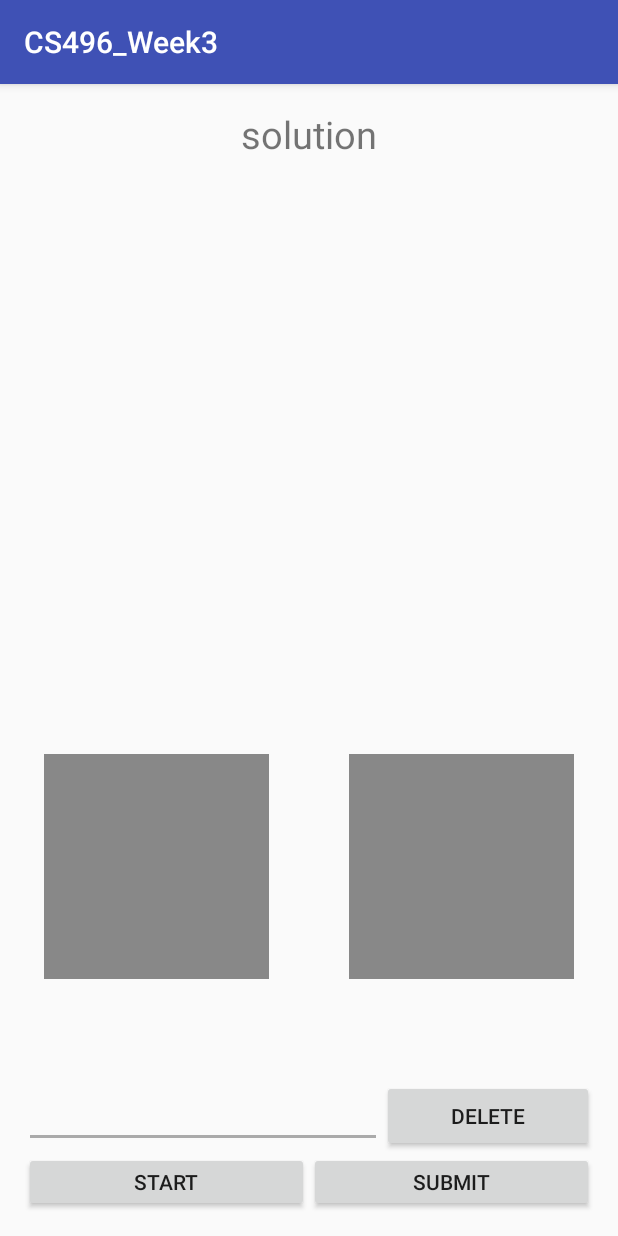
After one commit to kreeos/CS496-week1, an Android app: the WriteActivity screen opened directly, with no data from a screen before it, on a phone screen of 412 x 824 dp. The commit adds this screen. Run offline under Robolectric (Android 15) with nearby library versions, the phone set to English and light mode, and no system bars; libraries missing offline, so code that uses them is left out: org.tensorflow.contrib; 1 statement that could not run was skipped.

Commit message:
write activity updated
받아쓰기

```diff
--- a/app/build.gradle
+++ b/app/build.gradle
@@ -1,4 +1,8 @@
 apply plugin: 'com.android.application'
+
+apply plugin: 'kotlin-android'
+
+apply plugin: 'kotlin-android-extensions'
 
 android {
     compileSdkVersion 28
@@ -21,6 +25,7 @@ android {
 dependencies {
     implementation fileTree(include: ['*.jar'], dir: 'libs')
     implementation 'com.android.support:appcompat-v7:28.0.0-alpha3'
+    implementation"org.jetbrains.kotlin:kotlin-stdlib-jre7:$kotlin_version"
     implementation 'com.android.support.constraint:constraint-layout:1.1.2'
     testImplementation 'junit:junit:4.12'
     androidTestImplementation 'com.android.support.test:runner:1.0.2'
--- a/app/src/main/AndroidManifest.xml
+++ b/app/src/main/AndroidManifest.xml
@@ -24,6 +24,7 @@
         <activity android:name=".CameraActivity" />
         <activity android:name=".GalleryActivity" />
         <activity android:name=".SwapActivity" />
+        <activity android:name=".WriteActivity" />
         <provider
             android:name="android.support.v4.content.FileProvider"
             android:authorities="com.example.android.fileprovider"
--- /dev/null
+++ b/app/src/main/java/com/example/q/cs496_week3/PaintView.java
@@ -0,0 +1,234 @@
+package com.example.q.cs496_week3;
+
+import android.content.Context;
+import android.graphics.Bitmap;
+import android.graphics.Canvas;
+import android.graphics.Color;
+import android.graphics.Matrix;
+import android.graphics.Paint;
+import android.graphics.Path;
+import android.graphics.PointF;
+import android.support.annotation.Nullable;
+import android.util.AttributeSet;
+import android.view.MotionEvent;
+import android.view.View;
+
+import java.util.ArrayList;
+
+
+public class PaintView extends View {
+
+    // Length in pixels of each dimension for the bitmap displayed on the screen.
+    public static final int BITMAP_DIMENSION = 128;
+
+    // Length in pixels of each dimension for the bitmap to be fed into the model.
+    public static final int FEED_DIMENSION = 32;
+
+    private boolean setup, drawHere;
+
+    private Paint paint;
+    private Bitmap bitmap;
+    private Path path;
+    private Canvas canvas;
+
+    private Matrix transformMat = new Matrix();
+    private Matrix inverseTransformMat = new Matrix();
+
+    private PointF pointF = new PointF();
+
+    private ArrayList<PaintPath> PaintPathList = new ArrayList<>();
+    private View drawTextView;
+
+    public PaintView(Context context, @Nullable AttributeSet attrs) {
+        super(context, attrs);
+        path = new Path();
+
+        paint = new Paint();
+        paint.setAntiAlias(true);
+        paint.setColor(Color.BLACK);
+        paint.setStyle(Paint.Style.STROKE);
+        paint.setStrokeJoin(Paint.Join.ROUND);
+        paint.setStrokeCap(Paint.Cap.ROUND);
+        paint.setStrokeWidth(6);
+    }
+
+    /**
+     * Remove all strokes and clear the canvas.
+     */
+    public void reset() {
+        path.reset();
+        if (bitmap != null) {
+            bitmap.eraseColor(Color.GRAY);
+        }
+    }
+
+    public void setDrawText(View view) {
+        drawTextView = view;
+        drawHere = true;
+    }
+
+    /**
+     * This function will create the transform matrix for scaling up and centering the bitmap
+     * that will represent our character image inside the view. The inverse matrix is also created
+     * for mapping touch coordinates to coordinates within the bitmap.
+     */
+    private void setupScaleMatrices() {
+
+        // View size.
+        float width = getWidth();
+        float height = getHeight();
+        float scaleW = width / BITMAP_DIMENSION;
+        float scaleH = height / BITMAP_DIMENSION;
+
+        float scale = scaleW;
+        if (scale > scaleH) {
+            scale = scaleH;
+        }
+
+        // Translation to center bitmap in view after it is scaled up.
+        float centerX = BITMAP_DIMENSION * scale / 2;
+        float centerY = BITMAP_DIMENSION * scale / 2;
+        float dx = width / 2 - centerX;
+        float dy = height / 2 - centerY;
+
+        transformMat.setScale(scale, scale);
+        transformMat.postTranslate(dx, dy);
+        transformMat.invert(inverseTransformMat);
+        setup = true;
+    }
+
+    /**
+     * This gets the coordinates in the bitmap based on the the coordinates of where the
+     * user touched.
+     */
+    public void getBitmapCoords(float x, float y, PointF out) {
+        float points[] = new float[2];
+        points[0] = x;
+        points[1] = y;
+        inverseTransformMat.mapPoints(points);
+        out.x = points[0];
+        out.y = points[1];
+    }
+
+    public void onResume() {
+        createBitmap();
+    }
+
+    public void onPause() {
+        releaseBitmap();
+    }
+
+    private void createBitmap() {
+        if (bitmap != null) {
+            bitmap.recycle();
+        }
+        bitmap = Bitmap.createBitmap(BITMAP_DIMENSION, BITMAP_DIMENSION, Bitmap.Config.ARGB_8888);
+        canvas = new Canvas(bitmap);
+        reset();
+    }
+
+    private void releaseBitmap() {
+        if (bitmap != null) {
+            bitmap.recycle();
+            bitmap = null;
+            canvas = null;
+        }
+        reset();
+    }
+
+    @Override
+    public boolean onTouchEvent(MotionEvent event) {
+        // If this is the first time the user has touched the drawable canvas, hide the text that
+        // tells the user where to draw.
+        if (drawHere) {
+            drawTextView.setVisibility(View.INVISIBLE);
+            drawHere = false;
+        }
+        PaintPath paintPath = new PaintPath();
+        canvas.drawPath(path, paint);
+
+        if (event.getAction() == MotionEvent.ACTION_DOWN) {
+            getBitmapCoords(event.getX(), event.getY(), pointF);
+            path.moveTo(pointF.x, pointF.y);
+            path.lineTo(pointF.x, pointF.y);
+        }
+        else if (event.getAction() == MotionEvent.ACTION_MOVE) {
+            getBitmapCoords(event.getX(), event.getY(), pointF);
+            path.lineTo(pointF.x, pointF.y);
+            paintPath.setPath(path);
+            paint.setColor(Color.BLACK);
+            paintPath.setPaint(paint);
+            PaintPathList.add(paintPath);
+        }
+        invalidate();
+        return true;
+    }
+
+    @Override
+    protected void onDraw(Canvas c) {
+        if (!setup) {
+            setupScaleMatrices();
+        }
+        if (bitmap == null) {
+            return;
+        }
+
+        c.drawBitmap(bitmap, transformMat, paint);
+        if (PaintPathList.size() > 0) {
+            canvas.drawPath(
+                    PaintPathList.get(PaintPathList.size() - 1).getPath(),
+                    PaintPathList.get(PaintPathList.size() - 1).getPaint());
+        }
+    }
+
+    /**
+     * This function will convert the bitmap pixels to usable input to our TensorFlow model.
+     */
+    public float[] getPixelData() {
+        Bitmap resizedBitmap = Bitmap.createScaledBitmap(bitmap, FEED_DIMENSION,
+                                                         FEED_DIMENSION, false);
+
+        int width = FEED_DIMENSION;
+        int height = FEED_DIMENSION;
+
+        int[] pixels = new int[width * height];
+        resizedBitmap.getPixels(pixels, 0, width, 0, 0, width, height);
+
+        float[] returnPixels = new float[pixels.length];
+
+        // Here we want to convert each pixel to a floating point number between 0.0 and 1.0 with
+        // 1.0 being white and 0.0 being black.
+        for (int i = 0; i < pixels.length; ++i) {
+            int pix = pixels[i];
+            int b = pix & 0xff;
+            returnPixels[i] = (float) (b/255.0);
+        }
+        return returnPixels;
+    }
+
+    /**
+     * This is an object to encapsulate the path and paint information related to drawing on the
+     * bitmap/canvas.
+     */
+    public class PaintPath {
+
+        Path path;
+        Paint paint;
+
+        public Path getPath() {
+            return path;
+        }
+
+        public void setPath(Path path) {
+            this.path = path;
+        }
+
+        public Paint getPaint() {
+            return paint;
+        }
+
+        public void setPaint(Paint paint) {
+            this.paint = paint;
+        }
+    }
+}
--- /dev/null
+++ b/app/src/main/java/com/example/q/cs496_week3/WriteActivity.kt
@@ -0,0 +1,136 @@
+package com.example.q.cs496_week3
+
+import android.support.v7.app.AppCompatActivity
+import android.os.Bundle
+import android.util.Log
+import android.view.View
+import android.widget.*
+import java.util.Random
+
+class WriteActivity : AppCompatActivity(), View.OnClickListener {
+
+    private var classifier: HangulClassifier? = null
+    private var paintView1: PaintView? = null
+    private var paintView2: PaintView? = null
+    private var startBtn: Button? = null
+    private var submitBtn: Button? = null
+    private var resultText: EditText? = null
+    private var solutionText: String? = null
+    private var solutionTextView: TextView? = null
+    private var solutionTextArray: Array<String>? = null
+    private var currentTopLabels1: Array<String>? = null
+    private var currentTopLabels2: Array<String>? = null
+
+    override fun onCreate(savedInstanceState: Bundle?) {
+        super.onCreate(savedInstanceState)
+        setContentView(R.layout.activity_write)
+
+        paintView1 = findViewById(R.id.paintView1) as PaintView
+        paintView2 = findViewById(R.id.paintView2) as PaintView
+        solutionTextView = findViewById(R.id.solutionTextView) as TextView
+
+        solutionTextArray = arrayOf("가나", "바다", "소주", "맥주", "닭발", "지각", "커피", "희망")
+
+        val submitBtn = findViewById(R.id.submitBtn) as Button
+        submitBtn.setOnClickListener(this)
+
+        val backBtn = findViewById(R.id.backBtn) as Button
+        backBtn.setOnClickListener(this)
+
+        val startBtn = findViewById(R.id.startBtn) as Button
+        startBtn.setOnClickListener(this)
+
+
+        resultText = findViewById(R.id.editText) as EditText
+
+        loadModel()
+    }
+
+    override fun onClick(view: View) {
+        when (view.id) {
+            R.id.startBtn -> {
+               var length: Int = solutionTextArray!!.size
+                val random = Random()
+                var index = random.nextInt(length)
+                solutionText = solutionTextArray!![index]
+                solutionTextView!!.text = solutionText
+            }
+            R.id.submitBtn -> {
+                classify()
+                paintView1!!.reset()
+                paintView1!!.invalidate()
+                paintView2!!.reset()
+                paintView2!!.invalidate()
+                Log.d("************", solutionText)
+                Log.d("************", resultText.toString())
+                if (solutionText == resultText!!.text.toString()) {
+                    Toast.makeText(this,"정답입니다!", Toast.LENGTH_SHORT).show()
+                }
+                else {
+                    Toast.makeText(this,"오답입니다!", Toast.LENGTH_SHORT).show()
+                }
+            }
+            R.id.backBtn -> {
+                backspace()
+                paintView1!!.reset()
+                paintView1!!.invalidate()
+                paintView2!!.reset()
+                paintView2!!.invalidate()
+            }
+
+        }
+    }
+
+
+    private fun backspace() {
+        val len = resultText!!.text.length
+        if (len > 0) {
+            resultText!!.text.delete(len - 1, len)
+        }
+    }
+
+
+
+    private fun classify() {
+        val pixels1 = paintView1!!.pixelData
+        val pixels2 = paintView2!!.pixelData
+        currentTopLabels1 = classifier!!.classify(pixels1)
+        resultText!!.append(currentTopLabels1!![0])
+        currentTopLabels2 = classifier!!.classify(pixels2)
+        resultText!!.append(currentTopLabels2!![0])
+
+    }
+
+
+
+    override fun onResume() {
+        paintView1!!.onResume()
+        paintView2!!.onResume()
+        super.onResume()
+    }
+
+    override fun onPause() {
+        paintView1!!.onPause()
+        paintView2!!.onPause()
+        super.onPause()
+    }
+
+
+    private fun loadModel() {
+        Thread(Runnable {
+            try {
+                classifier = HangulClassifier.create(assets,
+                        MODEL_FILE, LABEL_FILE, PaintView.FEED_DIMENSION,
+                        "input", "keep_prob", "output")
+            } catch (e: Exception) {
+                throw RuntimeException("Error loading pre-trained model.", e)
+            }
+        }).start()
+    }
+
+    companion object {
+
+        private val LABEL_FILE = "2350-common-hangul.txt"
+        private val MODEL_FILE = "optimized_hangul_tensorflow.pb"
+    }
+}
--- /dev/null
+++ b/app/src/main/res/drawable/color_cursor.xml
@@ -0,0 +1,5 @@
+<?xml version="1.0" encoding="utf-8"?>
+<shape xmlns:android="http://schemas.android.com/apk/res/android" >
+    <size android:width="2dp" />
+    <solid android:color="#777777"  />
+</shape>
--- /dev/null
+++ b/app/src/main/res/layout/activity_write.xml
@@ -0,0 +1,103 @@
+<?xml version="1.0" encoding="utf-8"?>
+<LinearLayout xmlns:android="http://schemas.android.com/apk/res/android"
+    xmlns:app="http://schemas.android.com/apk/res-auto"
+    xmlns:tools="http://schemas.android.com/tools"
+    android:layout_width="match_parent"
+    android:layout_height="match_parent"
+    android:orientation="vertical"
+    android:paddingBottom="16dp"
+    android:paddingLeft="16dp"
+    android:paddingRight="16dp"
+    android:paddingTop="16dp"
+    tools:context=".MainActivity"
+    android:weightSum="1">
+
+    <RelativeLayout xmlns:android="http://schemas.android.com/apk/res/android"
+        android:id="@+id/paintViewLayout1"
+        android:layout_width="match_parent"
+        android:layout_height="199dp"
+        android:layout_weight="1">
+
+        <TextView
+            android:id="@+id/solutionTextView"
+            android:layout_width="wrap_content"
+            android:layout_height="45dp"
+            android:layout_alignParentTop="true"
+            android:layout_centerHorizontal="true"
+            android:text="solution"
+            android:textSize="25dp" />
+
+        <com.example.q.cs496_week3.PaintView
+            android:id="@+id/paintView1"
+            android:layout_width="150dp"
+            android:layout_height="150dp"
+            android:layout_alignParentBottom="true"
+            android:layout_alignParentStart="true"
+            android:layout_marginBottom="67dp"
+            android:layout_marginStart="13dp" />
+
+        <com.example.q.cs496_week3.PaintView
+            android:id="@+id/paintView2"
+            android:layout_width="150dp"
+            android:layout_height="150dp"
+            android:layout_alignParentEnd="true"
+            android:layout_alignTop="@+id/paintView1"
+            android:layout_marginEnd="13dp" />
+
+
+    </RelativeLayout>
+
+
+    <LinearLayout
+        android:id="@+id/textLayout"
+        android:layout_width="match_parent"
+        android:layout_height="wrap_content"
+        android:orientation="horizontal" >
+
+
+        <EditText
+            android:id="@+id/editText"
+            android:layout_width="0dp"
+            android:layout_height="wrap_content"
+            android:inputType="textPersonName"
+            android:text=""
+            android:textAppearance="?android:attr/textAppearanceMedium"
+            android:clickable="false"
+            android:cursorVisible="true"
+            android:textCursorDrawable="@drawable/color_cursor"
+            android:backgroundTint="@android:color/darker_gray"
+            android:layout_weight=".85"/>
+
+
+        <Button
+            android:id="@+id/backBtn"
+            android:layout_width="0dp"
+            android:layout_height="wrap_content"
+            android:layout_weight=".5"
+            android:text="delete" />
+
+    </LinearLayout>
+
+<LinearLayout
+    android:layout_width="match_parent"
+    android:layout_height="wrap_content">
+    <Button
+        android:id="@+id/startBtn"
+        android:layout_width="139dp"
+        android:layout_height="40dp"
+        android:layout_weight="1"
+        android:tag="1"
+        android:layout_gravity="left"
+        android:text="Start"/>
+
+    <Button
+        android:id="@+id/submitBtn"
+        android:layout_width="139dp"
+        android:layout_height="40dp"
+        android:layout_weight="1"
+        android:tag="2"
+        android:layout_gravity="right"
+        android:text="submit" />
+</LinearLayout>
+
+</LinearLayout>
--- a/build.gradle
+++ b/build.gradle
@@ -1,15 +1,14 @@
 // Top-level build file where you can add configuration options common to all sub-projects/modules.
 
 buildscript {
-
+    ext.kotlin_version = '1.2.30'
     repositories {
         google()
         jcenter()
     }
     dependencies {
         classpath 'com.android.tools.build:gradle:3.1.3'
-
-
+        classpath "org.jetbrains.kotlin:kotlin-gradle-plugin:$kotlin_version"
         // NOTE: Do not place your application dependencies here; they belong
         // in the individual module build.gradle files
     }
```
Also changed, not shown: app/src/main/java/com/example/q/cs496_week3/MainActivity.java (+10 -0 lines), app/src/main/res/PaintView.java (added, +234 -0 lines), app/src/main/res/layout/activity_main.xml (+11 -0 lines), 1 other file.
